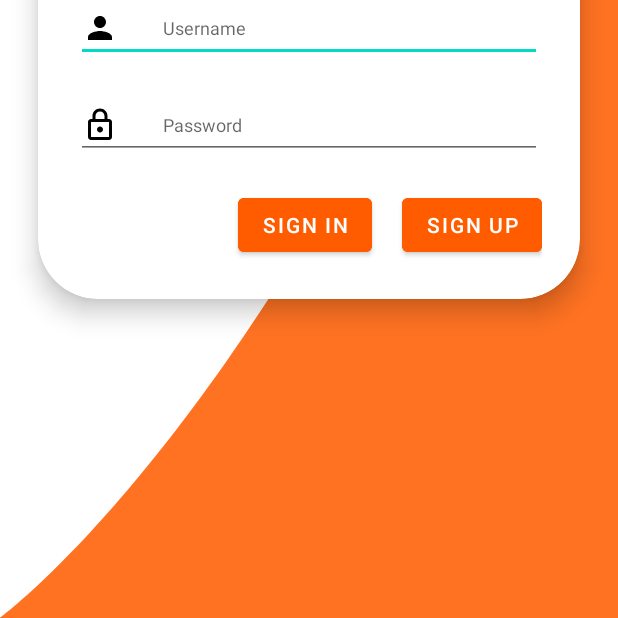
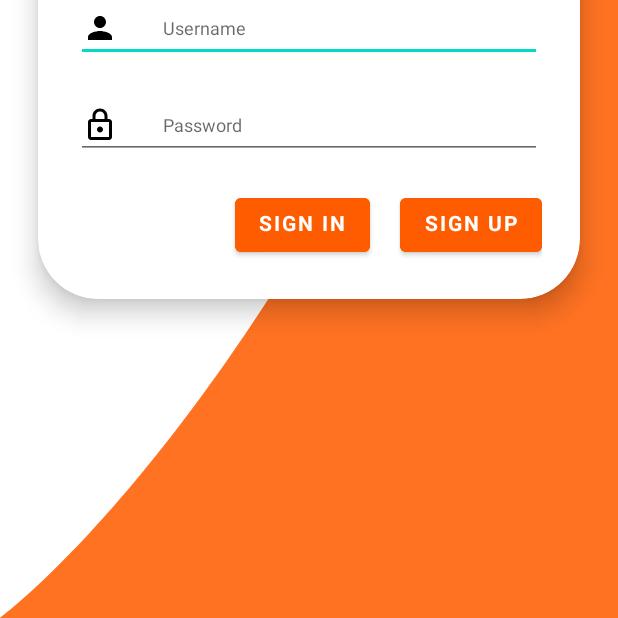
Before and after one commit to harveygp/NeMo, an Android app: the screen it shows after launch (LoginActivity), on a phone screen of 412 x 824 dp, the part 618-1236 px from its top. Run offline under Robolectric (Android 15) with nearby library versions, the phone set to English and light mode, and no system bars; our stand-ins replace Firebase (no records; nobody signed in at launch, a user with empty details on screens opened directly).

Commit message:
Minor layout adjustment

```diff
--- a/app/src/main/res/layout/fragment_login.xml
+++ b/app/src/main/res/layout/fragment_login.xml
@@ -64,6 +64,7 @@
                 android:layout_marginTop="20dp"
                 android:layout_marginEnd="20dp"
                 android:backgroundTint="@color/colorPrimary"
+                android:fontFamily="@font/sitara_bold"
                 android:text="@string/Sign_In"
                 android:textColor="@color/colorPrimaryWhite"
                 app:layout_constraintEnd_toStartOf="@+id/SignUp"
@@ -75,6 +76,7 @@
                 android:layout_height="wrap_content"
                 android:layout_marginTop="20dp"
                 android:backgroundTint="@color/colorPrimary"
+                android:fontFamily="@font/sitara_bold"
                 android:text="@string/Sign_Up"
                 android:textColor="@color/colorPrimaryWhite"
                 app:layout_constraintEnd_toEndOf="parent"
```
